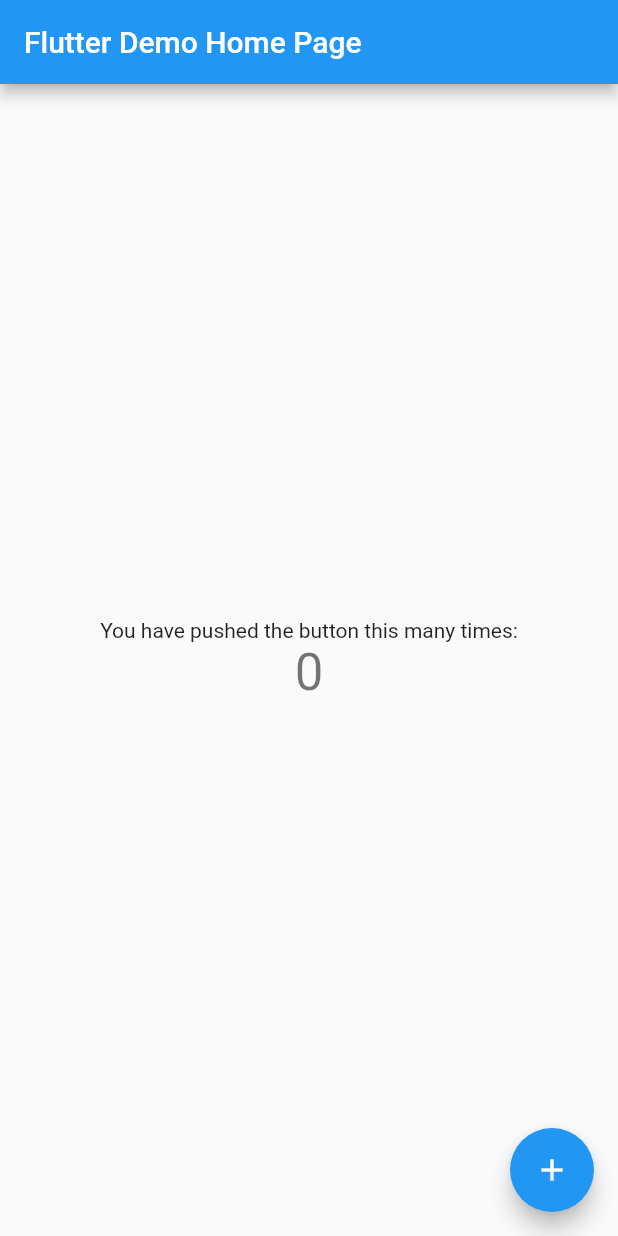
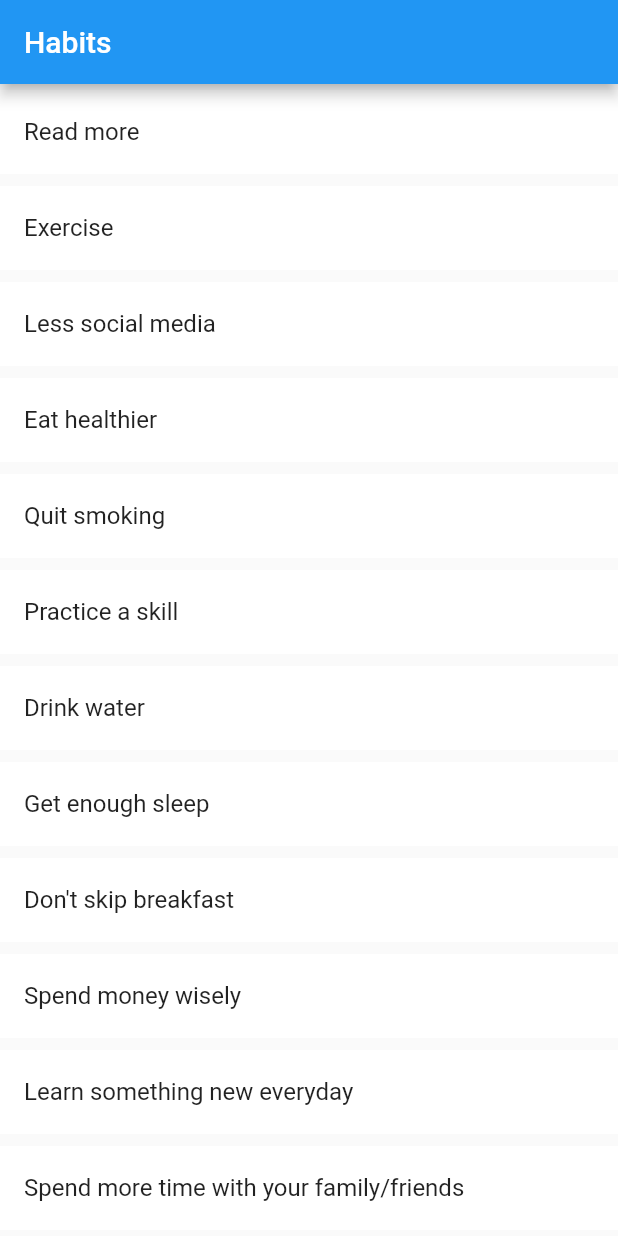
Before and after one commit to andrei-toterman/habit-garden, a Flutter app: the screen it shows after launch, on a phone screen of 412 x 824 dp. Run offline on Flutter 3.47's test engine with Material 2 defaults, Android fonts, the phone set to English and light mode, and no system bars.

Commit message:
ListView added

```diff
--- /dev/null
+++ b/flutter/habit_garden/lib/listItem.dart
@@ -0,0 +1,6 @@
+class ListItem<T>{
+  bool isSelected = false;
+  T data;
+
+  ListItem(this.data);
+}
--- a/flutter/habit_garden/lib/main.dart
+++ b/flutter/habit_garden/lib/main.dart
@@ -1,4 +1,5 @@
 import 'package:flutter/material.dart';
+import 'listItem.dart';
 
 void main() => runApp(MyApp());
 
@@ -24,31 +25,58 @@ class MyHomePage extends StatefulWidget {
 }
 
 class _MyHomePageState extends State<MyHomePage> {
-  int _counter = 0;
+  List<ListItem<String>> list;
 
-  void _incrementCounter() {
-    setState(() => _counter++);
+  @override
+  void initState(){
+    super.initState();
+    populateData();
+  }
+
+  void populateData(){
+    list = [];
+    list.add(ListItem<String>("Read more"));
+    list.add(ListItem<String>("Exercise"));
+    list.add(ListItem<String>("Less social media"));
+    list.add(ListItem<String>("Eat healthier"));
+    list.add(ListItem<String>("Quit smoking"));
+    list.add(ListItem<String>("Practice a skill"));
+    list.add(ListItem<String>("Drink water"));
+    list.add(ListItem<String>("Get enough sleep"));
+    list.add(ListItem<String>("Don't skip breakfast"));
+    list.add(ListItem<String>("Spend money wisely"));
+    list.add(ListItem<String>("Learn something new everyday"));
+    list.add(ListItem<String>("Spend more time with your family/friends"));
   }
 
   @override
-  Widget build(BuildContext context) => Scaffold(
-        appBar: AppBar(title: Text(widget.title)),
-        body: Center(
-          child: Column(
-            mainAxisAlignment: MainAxisAlignment.center,
-            children: <Widget>[
-              Text('You have pushed the button this many times:'),
-              Text(
-                '$_counter',
-                style: Theme.of(context).textTheme.headline4,
-              ),
-            ],
-          ),
+  Widget build(BuildContext context){
+    return Scaffold(
+        appBar: AppBar(
+        title: Text("Habits"),
+
+    ),
+      body: ListView.builder(
+        itemCount: list.length,
+        itemBuilder: _getListItemTile,
+      ),
+    );
+  }
+
+  Widget _getListItemTile(BuildContext context, int index) {
+    return GestureDetector(
+      onTap: () {
+        setState(() {
+          list[index].isSelected = true;
+        });
+      },
+      child: Container(
+        margin: EdgeInsets.symmetric(vertical: 4),
+        color: list[index].isSelected ? Colors.red[100] : Colors.white,
+        child: ListTile(
+          title: Text(list[index].data),
         ),
-        floatingActionButton: FloatingActionButton(
-          onPressed: _incrementCounter,
-          tooltip: 'Increment',
-          child: Icon(Icons.add),
-        ),
-      );
+      ),
+    );
+  }
 }
```
